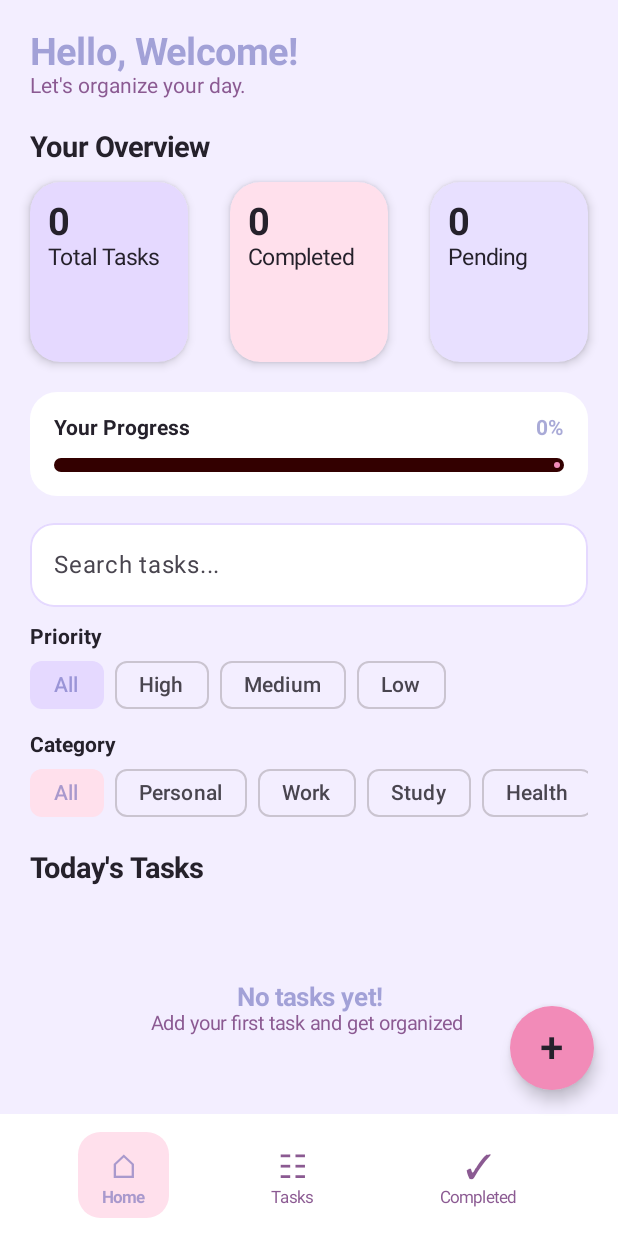
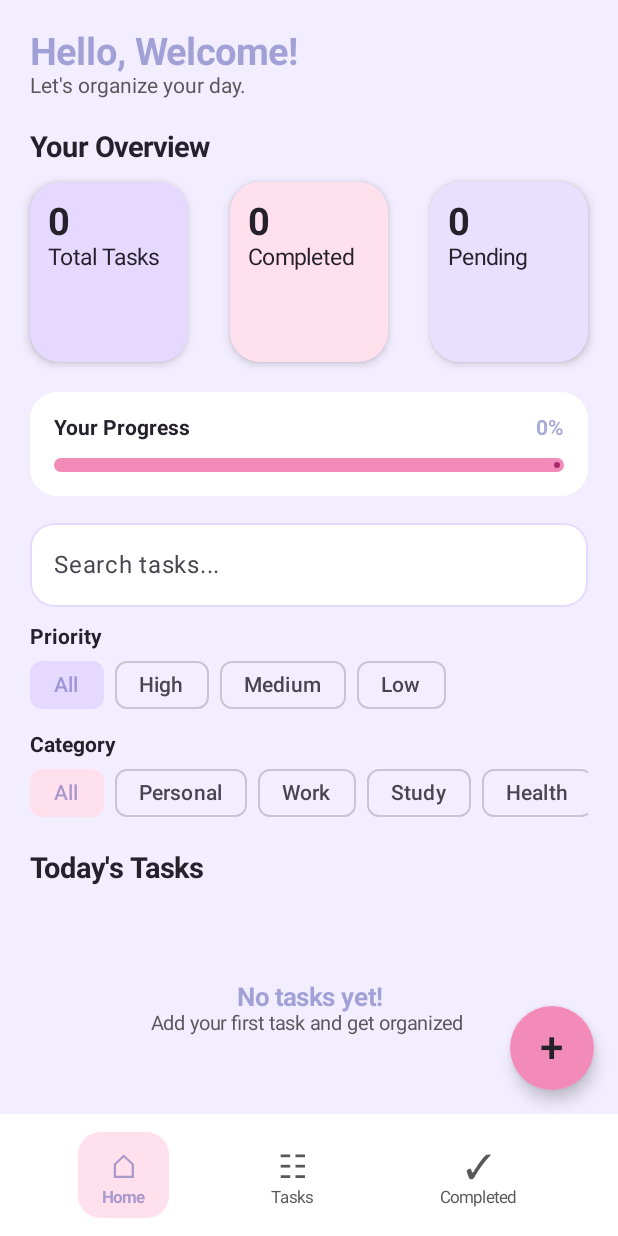
Before and after one commit to shimaamohiy/TODO_List, an Android app built with Jetpack Compose: the screen it shows after launch (MainActivity), on a phone screen of 412 x 824 dp. Run offline under Robolectric (Android 15) with nearby library versions, the phone set to English and light mode, and no system bars; our stand-ins replace Room's generated code.

Commit message:
colors change in home screen

```diff
--- a/app/src/main/java/com/example/todo_list/ui/Color.kt
+++ b/app/src/main/java/com/example/todo_list/ui/Color.kt
@@ -16,7 +16,7 @@ val MainText = Color(0xFF25212B)
 
 val AppWhite = Color(0xFFFFFFFF)
 
-val GrayText = Color(0xFF888558F)
+val GrayText = Color(0xF8555256)
 
 val LightGray = Color(0xFFF5F3F7)
 
@@ -24,7 +24,7 @@ val Green = Color(0xFF73a99A)
 
 val Orange = Color(0xFFFFB86B)
 
-val Red = Color(0xFF330000)
+val Red = Color(0xFFA6296A)
 
 val CardShadow = Color(0xFFE8DFF5)
 
--- a/app/src/main/java/com/example/todo_list/ui/HomeScreen.kt
+++ b/app/src/main/java/com/example/todo_list/ui/HomeScreen.kt
@@ -248,8 +248,8 @@ fun HomeScreen(
                     modifier = Modifier
                         .fillMaxWidth()
                         .height(9.dp),
-                    color = Pink,
-                    trackColor = Red,
+                    color =Red ,
+                    trackColor = Pink,
                     strokeCap = androidx.compose.ui.graphics.StrokeCap.Round
                 )
             }
```
